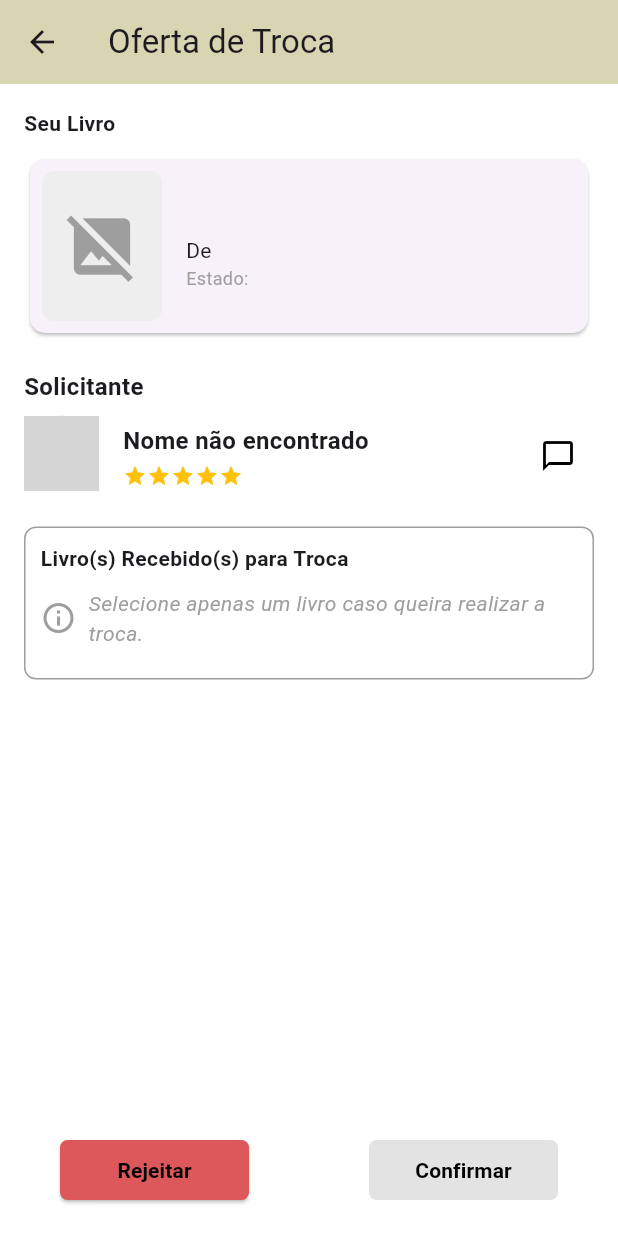
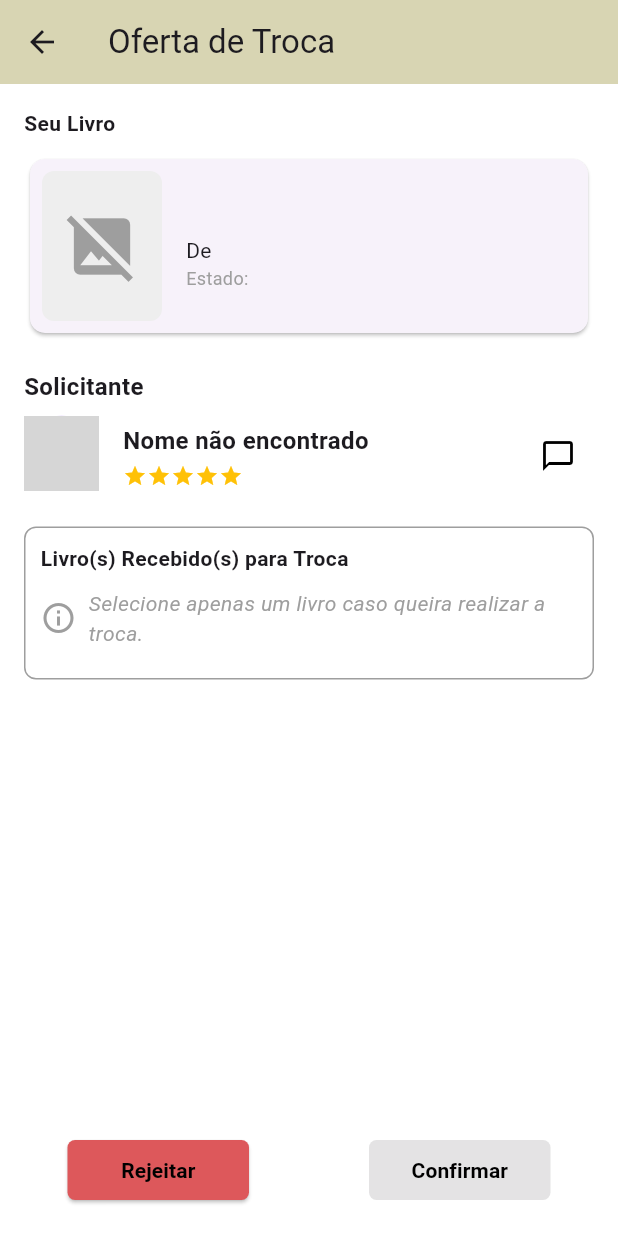
Before and after one commit to DanielBianchi07/BookTrade, a Flutter app: the RequestDetailPage screen opened directly with empty values, on a phone screen of 412 x 824 dp. Run offline on Flutter 3.47's test engine with Material 3 defaults, Android fonts, the phone set to English and light mode, and no system bars; drawn by our look-alikes of cached_network_image; our stand-ins replace cloud_firestore, firebase_auth, firebase_core, firebase_messaging, firebase_storage, flutter_local_notifications and 4 more; accounts and stored records are empty; network calls fail; grey boxes are pictures that could not be loaded.

Commit message:
Fixing bugs

```diff
--- a/lib/views/exchange.tracking.page.dart
+++ b/lib/views/exchange.tracking.page.dart
@@ -17,7 +17,7 @@ class ExchangeTrackingPage extends StatelessWidget {
   Future<List<Map<String, dynamic>>> _fetchTradeHistory(LoginController loginController) async {
     final querySnapshot = await FirebaseFirestore.instance
         .collection('requests')
-        .where('status', whereIn: ['Aguardando confirmação do recebimento', 'Aguardando confirmação do endereço'])
+        .where('status', whereIn: ['Aguardando recebimento', 'Aguardando confirmação do endereço'])
         .orderBy('createdAt', descending: true) // Ordena pelo campo createdAt em ordem decrescente
         .get();
 
@@ -94,7 +94,7 @@ class ExchangeTrackingPage extends StatelessWidget {
               },
             ),
             title: const Text(
-              'Acompanhe suas trocas',
+              'Trocas em Andamento',
               style: TextStyle(color: Colors.black),
             ),
           ),
--- a/lib/views/request.detail.page.dart
+++ b/lib/views/request.detail.page.dart
@@ -384,7 +384,7 @@ class _RequestDetailPageState extends State<RequestDetailPage> {
             Align(
               alignment: Alignment.bottomCenter,
               child: Container(
-                padding: const EdgeInsets.symmetric(horizontal: 40.0, vertical: 20.0),
+                padding: const EdgeInsets.symmetric(horizontal: 45.0, vertical: 20.0),
                 color: Colors.white,
                 child: Row(
                   mainAxisAlignment: MainAxisAlignment.spaceAround,
--- a/lib/views/trade.confirmation.page.dart
+++ b/lib/views/trade.confirmation.page.dart
@@ -586,7 +586,7 @@ class _TradeConfirmationPageState extends State<TradeConfirmationPage> {
     try {
       _deliveryAddressList.add(_addressController.text);
       await FirebaseFirestore.instance.collection('requests').doc(widget.requestId).update({
-        'status': 'Aguardando confirmação do recebimento',
+        'status': 'Aguardando recebimento',
         'deliveryAddress': _deliveryAddressList,
       });
       ScaffoldMessenger.of(context).showSnackBar(
--- a/lib/views/trade.history.page.dart
+++ b/lib/views/trade.history.page.dart
@@ -3,7 +3,6 @@ import 'package:flutter/material.dart';
 import 'package:flutter_rating_bar/flutter_rating_bar.dart';
 import 'package:myapp/controller/login.controller.dart';
 import 'package:myapp/views/exchanged.book.details.page.dart';
-import '../models/book.model.dart';
 import '../user.dart';
 import 'home.page.dart';
 
```
